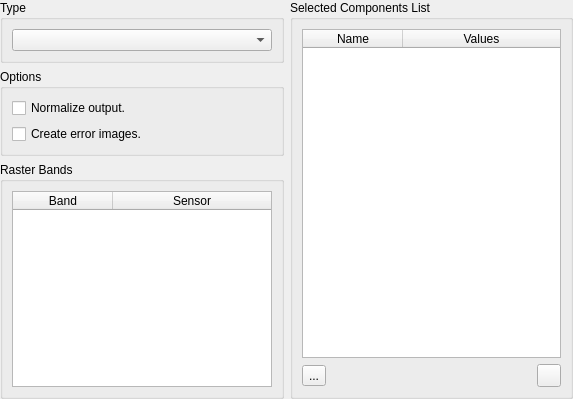
First picture: the form in src/terralib/qt/widgets/rp/ui/MixtureModelWizardPageForm.ui, repository claudiobogossian/terralib5, before the edit.
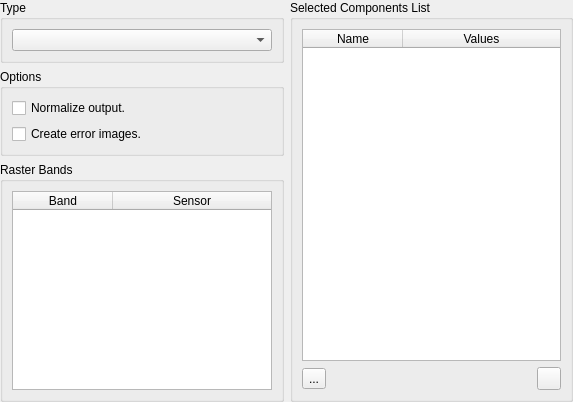
Second picture: the form after the edit.

Commit message: Adding tool tips

What changed in the file:
```diff
--- a/src/terralib/qt/widgets/rp/ui/MixtureModelWizardPageForm.ui
+++ b/src/terralib/qt/widgets/rp/ui/MixtureModelWizardPageForm.ui
@@ -7,7 +7,7 @@
     <x>0</x>
     <y>0</y>
     <width>573</width>
-    <height>399</height>
+    <height>402</height>
    </rect>
   </property>
   <property name="windowTitle">
```
Left out of the diff: 21 changed lines with no effect on the pictures.
